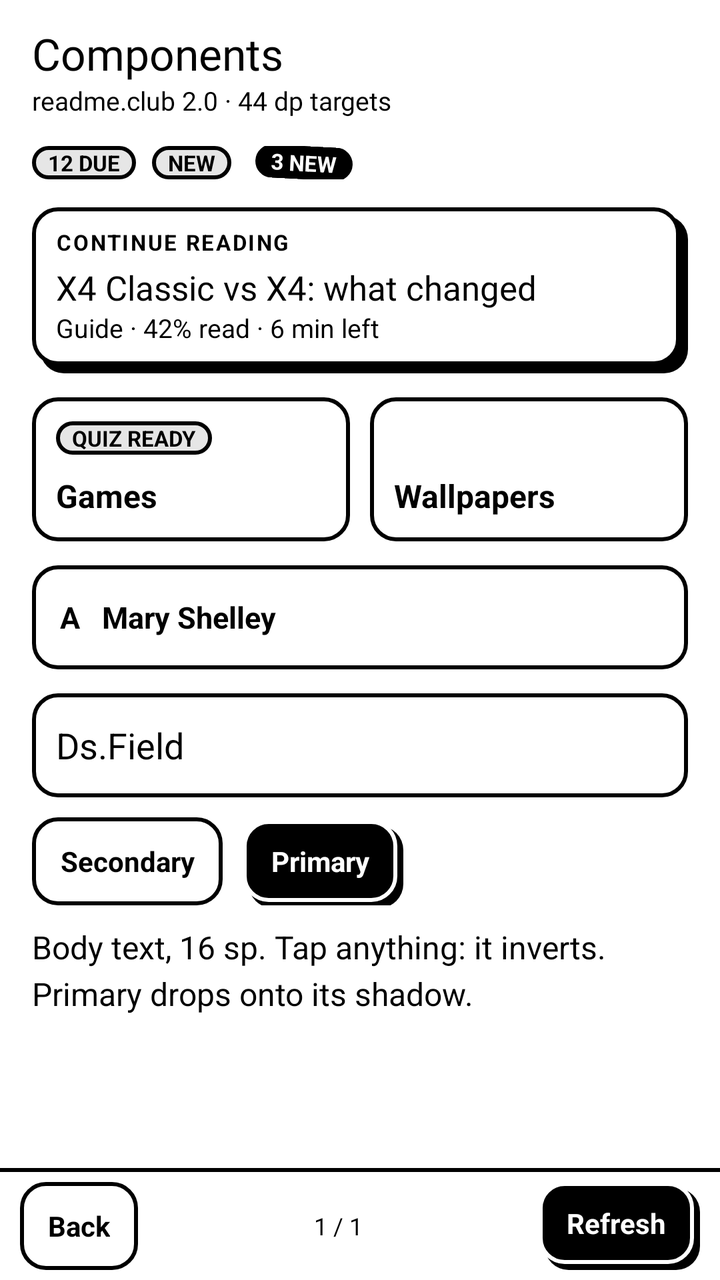
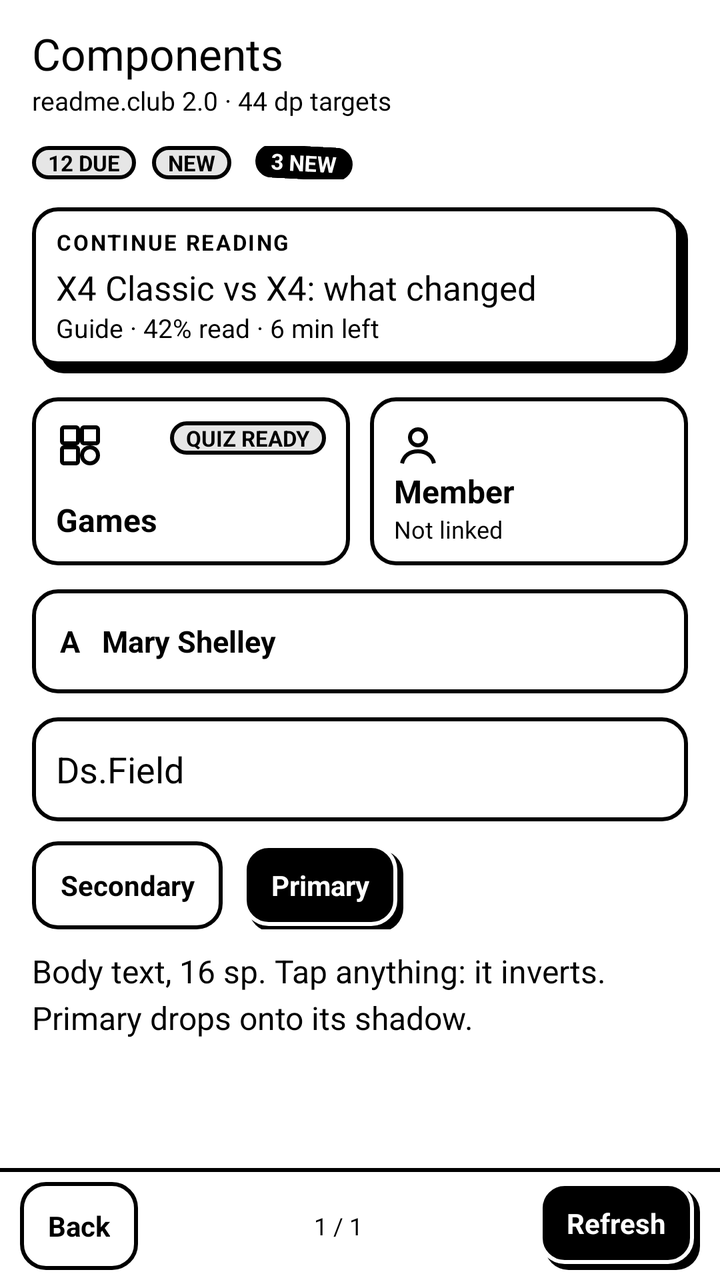

An Android layout rendered at two revisions. The XML below is the earlier revision; the diff shows what the commit changed to produce the second picture.
<!-- AndroidManifest.xml: application theme AppTheme -->
<!-- res/layout/ds_components.xml -->
<?xml version="1.0" encoding="utf-8"?>
<FrameLayout xmlns:android="http://schemas.android.com/apk/res/android"
    android:layout_width="match_parent"
    android:layout_height="match_parent"
    android:background="@color/ds_paper">

    <LinearLayout
        android:layout_width="match_parent"
        android:layout_height="match_parent"
        android:orientation="vertical">

        <LinearLayout
            android:layout_width="match_parent"
            android:layout_height="0dp"
            android:layout_weight="1"
            android:orientation="vertical"
            android:paddingLeft="@dimen/ds_gutter"
            android:paddingTop="12dp"
            android:paddingRight="@dimen/ds_gutter">

            <TextView style="@style/Ds.Title" android:text="Components" />

            <TextView style="@style/Ds.Mono" android:text="readme.club 2.0 · 44 dp targets" />

            <LinearLayout
                android:layout_width="match_parent"
                android:layout_height="wrap_content"
                android:layout_marginTop="14dp"
                android:gravity="center_vertical"
                android:orientation="horizontal">

                <TextView style="@style/Ds.Pill" android:text="12 due" />

                <TextView style="@style/Ds.Pill" android:layout_marginLeft="8dp" android:text="New" />

                <TextView style="@style/Ds.Sticker" android:layout_marginLeft="12dp" android:text="3 new" />
            </LinearLayout>

            <LinearLayout
                style="@style/Ds.Card"
                android:layout_width="match_parent"
                android:layout_height="wrap_content"
                android:layout_marginTop="14dp"
                android:clickable="true"
                android:focusable="true"
                android:orientation="vertical">

                <TextView style="@style/Ds.Label" android:text="Continue reading" />

                <TextView style="@style/Ds.Title" android:layout_marginTop="4dp" android:textSize="17sp"
                    android:text="X4 Classic vs X4: what changed" />

                <TextView style="@style/Ds.Text" android:textSize="13sp" android:text="Guide · 42% read · 6 min left" />
            </LinearLayout>

            <LinearLayout
                android:layout_width="match_parent"
                android:layout_height="wrap_content"
                android:layout_marginTop="12dp"
                android:orientation="horizontal">

                <LinearLayout
                    style="@style/Ds.Tile"
                    android:layout_width="0dp"
                    android:layout_height="72dp"
                    android:layout_weight="1"
                    android:orientation="vertical">

                    <TextView style="@style/Ds.Pill" android:text="Quiz ready" />

                    <View android:layout_width="0dp" android:layout_height="0dp" android:layout_weight="1" />

                    <TextView style="@style/Ds.Text" android:textStyle="bold" android:duplicateParentState="true"
                        android:textColor="@color/ds_on_button" android:text="Games" />
                </LinearLayout>

                <LinearLayout
                    style="@style/Ds.Tile"
                    android:layout_width="0dp"
                    android:layout_height="72dp"
                    android:layout_marginLeft="10dp"
                    android:layout_weight="1"
                    android:orientation="vertical">

                    <View android:layout_width="0dp" android:layout_height="0dp" android:layout_weight="1" />

                    <TextView style="@style/Ds.Text" android:textStyle="bold" android:duplicateParentState="true"
                        android:textColor="@color/ds_on_button" android:text="Wallpapers" />
                </LinearLayout>
            </LinearLayout>

            <TextView style="@style/Ds.Choice" android:layout_marginTop="12dp" android:text="A   Mary Shelley" />

            <EditText style="@style/Ds.Field" android:layout_marginTop="12dp" android:hint="Ds.Field" android:inputType="text" />

            <LinearLayout
                android:layout_width="match_parent"
                android:layout_height="wrap_content"
                android:layout_marginTop="10dp"
                android:orientation="horizontal">

                <TextView style="@style/Ds.Button" android:text="Secondary" />

                <TextView style="@style/Ds.Button.Primary" android:layout_marginLeft="10dp" android:text="Primary" />
            </LinearLayout>

            <TextView style="@style/Ds.Text" android:layout_marginTop="10dp"
                android:text="Body text, 16 sp. Tap anything: it inverts. Primary drops onto its shadow." />
        </LinearLayout>

        <LinearLayout style="@style/Ds.Bar">

            <TextView android:id="@+id/back" style="@style/Ds.Button" android:text="@string/back" />

            <TextView style="@style/Ds.BarStatus" android:text="1 / 1" />

            <TextView android:id="@+id/refresh" style="@style/Ds.Button.Primary" android:text="Refresh" />
        </LinearLayout>
    </LinearLayout>

    <View
        android:id="@+id/flash"
        android:layout_width="match_parent"
        android:layout_height="match_parent"
        android:visibility="gone" />
</FrameLayout>
<!-- resources referenced by this layout -->
<resources>
  <color name="ds_paper">#FFFFFF</color>
  <dimen name="ds_gutter">16dp</dimen>
  <string name="back">Back</string>
  <style name="Ds.BarStatus" parent="Ds.Mono">
          <item name="android:layout_width">0dp</item>
          <item name="android:layout_weight">1</item>
          <item name="android:gravity">center</item>
          <item name="android:textSize">12sp</item>
      </style>
  <style name="Ds.Button.Primary">
          
          <item name="android:paddingRight">17dp</item>
          <item name="android:paddingBottom">3dp</item>
          <item name="android:textColor">@color/ds_paper</item>
          <item name="android:background">@drawable/ds_button_primary</item>
      </style>
  <style name="Ds.Choice" parent="Ds.Button">
          <item name="android:layout_width">match_parent</item>
          <item name="android:layout_height">@dimen/ds_choice</item>
          <item name="android:gravity">center_vertical</item>
          <item name="android:textSize">15sp</item>
      </style>
  <style name="Ds.Sticker" parent="Ds.Pill">
          <item name="android:background">@drawable/ds_sticker</item>
          <item name="android:textColor">@color/ds_paper</item>
          <item name="android:rotation">3</item>
      </style>
  <style name="Ds.Tile">
          <item name="android:background">@drawable/ds_button</item>
          <item name="android:padding">12dp</item>
          <item name="android:clickable">true</item>
          <item name="android:focusable">true</item>
      </style>
  <dimen name="ds_bar">56dp</dimen>
  <dimen name="ds_border">2dp</dimen>
  <dimen name="ds_touch">44dp</dimen>
  <dimen name="ds_choice">52dp</dimen>
  <color name="ds_ink">#000000</color>
  <!-- drawable ds_pill (drawable) -->
  <?xml version="1.0" encoding="utf-8"?>
  <shape xmlns:android="http://schemas.android.com/apk/res/android">
      <solid android:color="@color/ds_soft" />
      <stroke android:width="@dimen/ds_border" android:color="@color/ds_ink" />
      <corners android:radius="999dp" />
  </shape>
  <!-- drawable ds_shape_ink (drawable) -->
  <?xml version="1.0" encoding="utf-8"?>
  <shape xmlns:android="http://schemas.android.com/apk/res/android">
      <solid android:color="@color/ds_ink" />
      <corners android:radius="@dimen/ds_radius" />
  </shape>
  <dimen name="ds_radius">12dp</dimen>
  <color name="ds_soft">#E6E6E6</color>
  <!-- unchanged entries left out for length: 15 -->
</resources>

<!-- the commit's change to res/layout/ds_components.xml (unified diff, before → after) -->
@@ -62,11 +62,22 @@
                 <LinearLayout
                     style="@style/Ds.Tile"
                     android:layout_width="0dp"
-                    android:layout_height="72dp"
+                    android:layout_height="84dp"
                     android:layout_weight="1"
                     android:orientation="vertical">
 
-                    <TextView style="@style/Ds.Pill" android:text="Quiz ready" />
+                    <LinearLayout
+                        android:layout_width="match_parent"
+                        android:layout_height="wrap_content"
+                        android:orientation="horizontal">
+
+                        <ImageView android:layout_width="24dp" android:layout_height="24dp" android:duplicateParentState="true"
+                            android:importantForAccessibility="no" android:src="@drawable/ds_icon_games" android:tint="@color/ds_on_button" />
+
+                        <View android:layout_width="0dp" android:layout_height="0dp" android:layout_weight="1" />
+
+                        <TextView style="@style/Ds.Pill" android:text="Quiz ready" />
+                    </LinearLayout>
 
                     <View android:layout_width="0dp" android:layout_height="0dp" android:layout_weight="1" />
 
@@ -77,15 +88,21 @@
                 <LinearLayout
                     style="@style/Ds.Tile"
                     android:layout_width="0dp"
-                    android:layout_height="72dp"
+                    android:layout_height="84dp"
                     android:layout_marginLeft="10dp"
                     android:layout_weight="1"
                     android:orientation="vertical">
 
+                    <ImageView android:layout_width="24dp" android:layout_height="24dp" android:duplicateParentState="true"
+                        android:importantForAccessibility="no" android:src="@drawable/ds_icon_member" android:tint="@color/ds_on_button" />
+
                     <View android:layout_width="0dp" android:layout_height="0dp" android:layout_weight="1" />
 
                     <TextView style="@style/Ds.Text" android:textStyle="bold" android:duplicateParentState="true"
-                        android:textColor="@color/ds_on_button" android:text="Wallpapers" />
+                        android:textColor="@color/ds_on_button" android:text="Member" />
+
+                    <TextView style="@style/Ds.Mono" android:duplicateParentState="true" android:textSize="12sp"
+                        android:textColor="@color/ds_on_button" android:text="Not linked" />
                 </LinearLayout>
             </LinearLayout>
 
<!-- resource entries referenced after the edit -->
@@ -2,6 +2,28 @@
 <resources>
   <color name="ds_paper">#FFFFFF</color>
   <dimen name="ds_gutter">16dp</dimen>
+  <!-- drawable ds_icon_games (drawable) -->
+  <?xml version="1.0" encoding="utf-8"?>
+  <vector xmlns:android="http://schemas.android.com/apk/res/android"
+      android:width="24dp"
+      android:height="24dp"
+      android:viewportWidth="24"
+      android:viewportHeight="24">
+      <path android:pathData="M4,3h6a1,1 0 0 1 1,1v6a1,1 0 0 1 -1,1H4a1,1 0 0 1 -1,-1V4a1,1 0 0 1 1,-1z" android:strokeColor="#FFFFFFFF" android:strokeWidth="2" />
+      <path android:pathData="M14,3h6a1,1 0 0 1 1,1v6a1,1 0 0 1 -1,1h-6a1,1 0 0 1 -1,-1V4a1,1 0 0 1 1,-1z" android:strokeColor="#FFFFFFFF" android:strokeWidth="2" />
+      <path android:pathData="M4,13h6a1,1 0 0 1 1,1v6a1,1 0 0 1 -1,1H4a1,1 0 0 1 -1,-1v-6a1,1 0 0 1 1,-1z" android:strokeColor="#FFFFFFFF" android:strokeWidth="2" />
+      <path android:pathData="M13,17a4,4 0 1 0 8,0a4,4 0 1 0 -8,0" android:strokeColor="#FFFFFFFF" android:strokeWidth="2" />
+  </vector>
+  <!-- drawable ds_icon_member (drawable) -->
+  <?xml version="1.0" encoding="utf-8"?>
+  <vector xmlns:android="http://schemas.android.com/apk/res/android"
+      android:width="24dp"
+      android:height="24dp"
+      android:viewportWidth="24"
+      android:viewportHeight="24">
+      <path android:pathData="M8,8a4,4 0 1 0 8,0a4,4 0 1 0 -8,0" android:strokeColor="#FFFFFFFF" android:strokeWidth="2" />
+      <path android:pathData="M4,21c1,-4 4,-6 8,-6s7,2 8,6" android:strokeColor="#FFFFFFFF" android:strokeWidth="2" />
+  </vector>
   <string name="back">Back</string>
   <style name="Ds.BarStatus" parent="Ds.Mono">
           <item name="android:layout_width">0dp</item>
